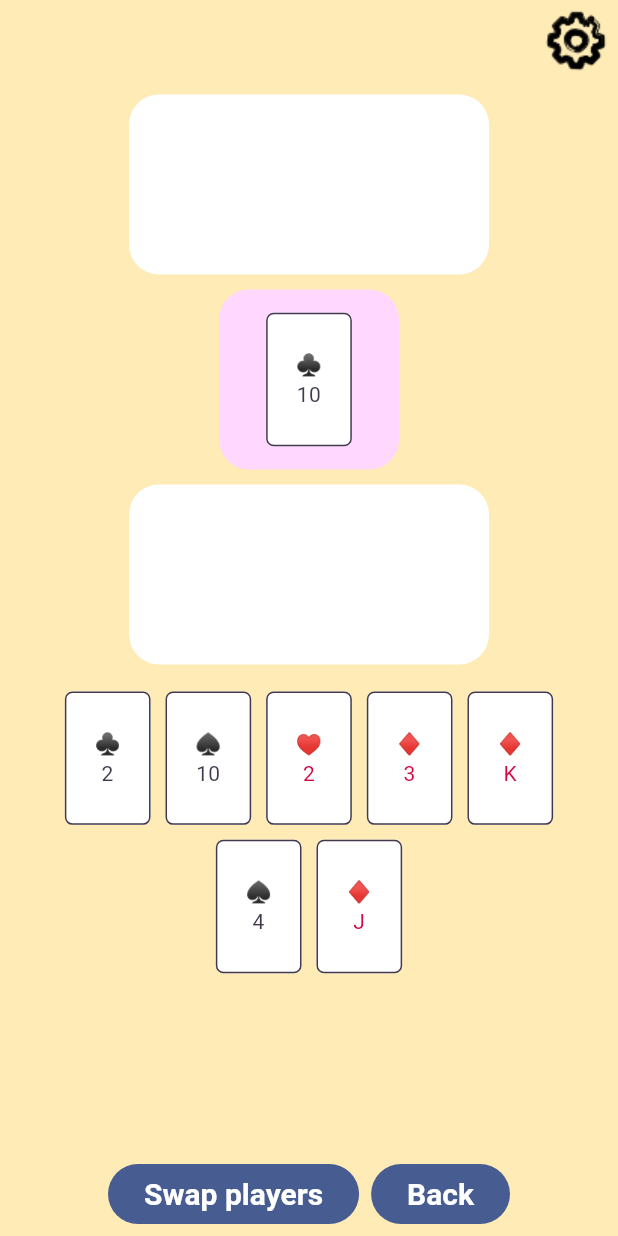
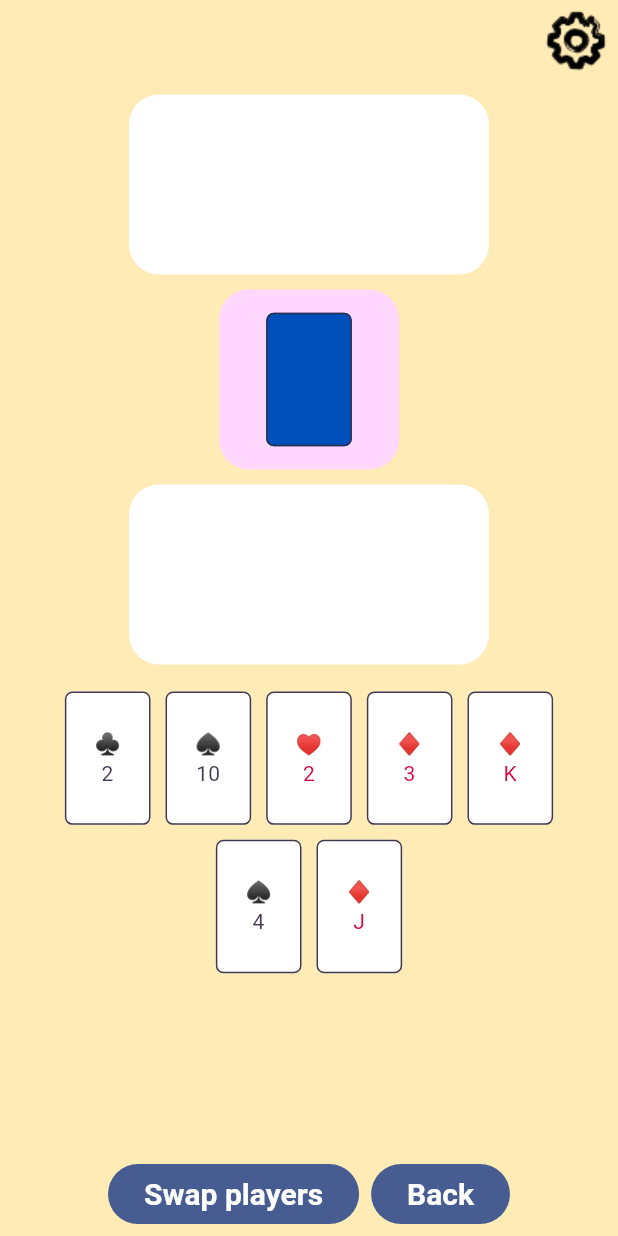
Before and after one commit to oc-cmcbride/mobile-apps-go-fish, a Flutter app: the PlaySessionScreen screen opened by its route, on a phone screen of 412 x 824 dp. Run offline on Flutter 3.47's test engine with Material 3 defaults, Android fonts, the phone set to English and light mode, and no system bars; our stand-ins replace audioplayers, go_router, shared_preferences; accounts and stored records are empty.

Commit message:
Made deck cards face down

```diff
--- a/go_fish_game/lib/play_session/deck_area_widget.dart
+++ b/go_fish_game/lib/play_session/deck_area_widget.dart
@@ -112,7 +112,7 @@ class _CardStack extends StatelessWidget {
               Positioned(
                 top: i * _topOffset,
                 left: i * _leftOffset,
-                child: PlayingCardWidget(cards[i]),
+                child: PlayingCardWidget(cards[i], isFaceDown: true),
               ),
           ],
         ),
--- a/go_fish_game/lib/play_session/playing_card_widget.dart
+++ b/go_fish_game/lib/play_session/playing_card_widget.dart
@@ -16,7 +16,9 @@ class PlayingCardWidget extends StatelessWidget {
 
   final Player? player;
 
-  const PlayingCardWidget(this.card, {this.player, super.key});
+  final bool isFaceDown;
+
+  const PlayingCardWidget(this.card, {this.player, this.isFaceDown=false, super.key});
 
   @override
   Widget build(BuildContext context) {
@@ -24,18 +26,27 @@ class PlayingCardWidget extends StatelessWidget {
     final textColor =
         card.suit.color == CardSuitColor.red ? palette.redPen : palette.ink;
 
+    final BoxDecoration cardDecoration = isFaceDown
+        ? BoxDecoration(
+          color: palette.darkPen,
+          border: Border.all(color: palette.ink),
+          borderRadius: BorderRadius.circular(5),
+        )
+        : BoxDecoration(
+          color: palette.trueWhite,
+          border: Border.all(color: palette.ink),
+          borderRadius: BorderRadius.circular(5),
+        );
+    final String cardText = isFaceDown ? "" : "${card.suit.asCharacter}\n${card.value}";
+
     final cardWidget = DefaultTextStyle(
       style: Theme.of(context).textTheme.bodyMedium!.apply(color: textColor),
       child: Container(
         width: width,
         height: height,
-        decoration: BoxDecoration(
-          color: palette.trueWhite,
-          border: Border.all(color: palette.ink),
-          borderRadius: BorderRadius.circular(5),
-        ),
+        decoration: cardDecoration,
         child: Center(
-          child: Text('${card.suit.asCharacter}\n${card.value}',
+          child: Text(cardText,
               textAlign: TextAlign.center),
         ),
       ),
```
